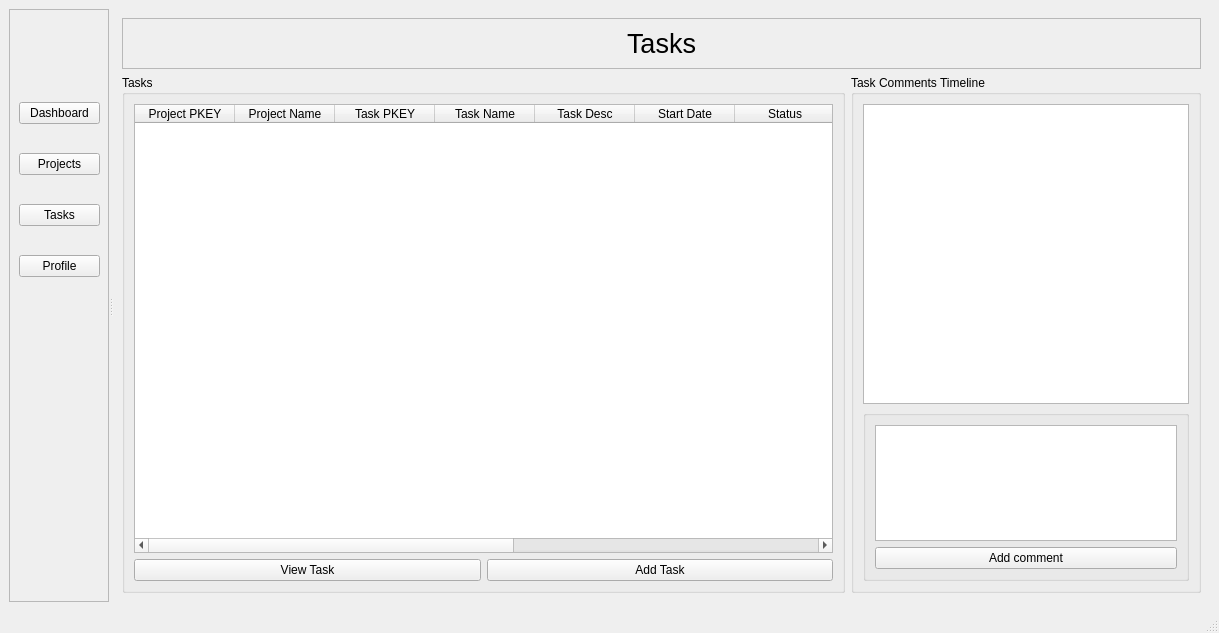
Above: ui/homeWindow.ui from yasar12123/Soft27101-PMS before the change. Below: the same form after it.
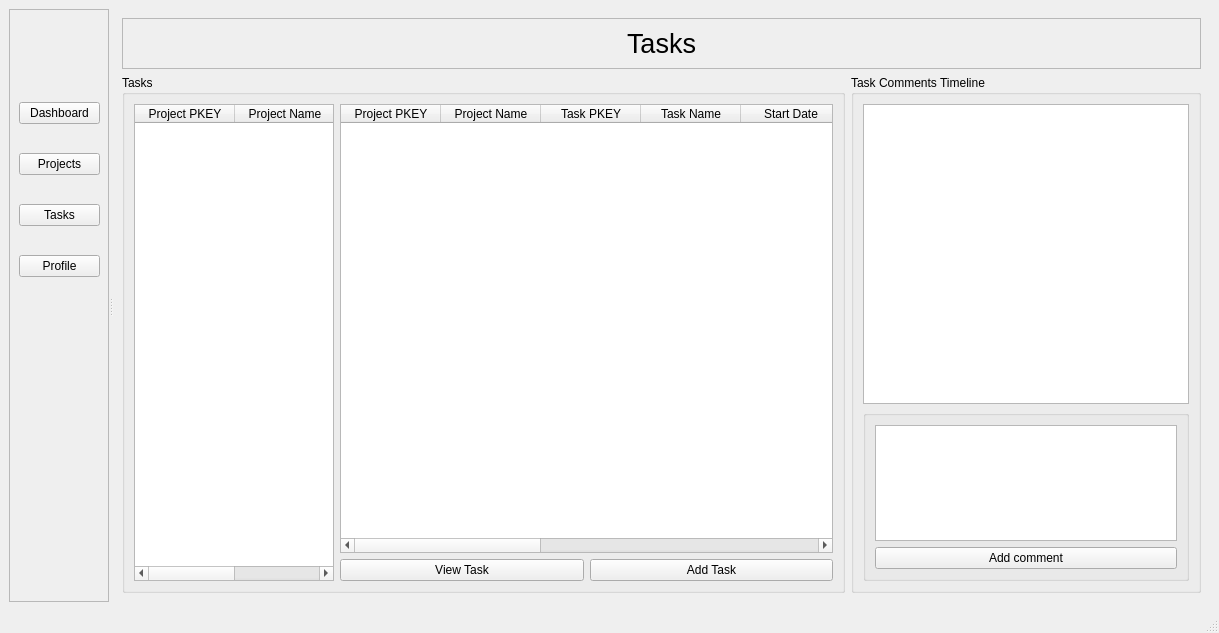
That is the form after the change. The open tabs and pages were chosen to show the change.

Commit message: programmed task dash tab to populate projects, tasks and comments

Patch:
```diff
--- a/ui/homeWindow.ui
+++ b/ui/homeWindow.ui
@@ -126,6 +126,9 @@
                 <property name="editTriggers">
                  <set>QAbstractItemView::NoEditTriggers</set>
                 </property>
+                <property name="sortingEnabled">
+                 <bool>true</bool>
+                </property>
                 <column>
                  <property name="text">
                   <string>Project PKEY</string>
@@ -188,6 +191,9 @@
                 <property name="editTriggers">
                  <set>QAbstractItemView::NoEditTriggers</set>
                 </property>
+                <property name="sortingEnabled">
+                 <bool>true</bool>
+                </property>
                 <column>
                  <property name="text">
                   <string>Task PKEY</string>
@@ -291,6 +297,9 @@
                   <property name="editTriggers">
                    <set>QAbstractItemView::NoEditTriggers</set>
                   </property>
+                  <property name="sortingEnabled">
+                   <bool>true</bool>
+                  </property>
                   <column>
                    <property name="text">
                     <string>Project PKEY</string>
@@ -481,6 +490,34 @@
              <property name="title">
               <string>Tasks</string>
              </property>
+             <layout class="QHBoxLayout" name="horizontalLayout_6">
+              <item>
+               <widget class="QTableWidget" name="taskProjectTable">
+                <property name="minimumSize">
+                 <size>
+                  <width>200</width>
+                  <height>0</height>
+                 </size>
+                </property>
+                <property name="editTriggers">
+                 <set>QAbstractItemView::NoEditTriggers</set>
+                </property>
+                <property name="sortingEnabled">
+                 <bool>true</bool>
+                </property>
+                <column>
+                 <property name="text">
+                  <string>Project PKEY</string>
+                 </property>
+                </column>
+                <column>
+                 <property name="text">
+                  <string>Project Name</string>
+                 </property>
+                </column>
+               </widget>
+              </item>
+              <item>
              <layout class="QVBoxLayout" name="verticalLayout_14">
               <item>
                <widget class="QTableWidget" name="TaskAllTable">
@@ -502,6 +539,9 @@
                 <property name="editTriggers">
                  <set>QAbstractItemView::NoEditTriggers</set>
                 </property>
+                  <property name="sortingEnabled">
+                   <bool>true</bool>
+                  </property>
                 <column>
                  <property name="text">
                   <string>Project PKEY</string>
@@ -522,11 +562,6 @@
                   <string>Task Name</string>
                  </property>
                 </column>
-                <column>
-                 <property name="text">
-                  <string>Task Desc</string>
-                 </property>
-                </column>
                 <column>
                  <property name="text">
                   <string>Start Date</string>
@@ -574,6 +609,8 @@
                    <string>Add Task</string>
                   </property>
                  </widget>
+                  </item>
+                 </layout>
                 </item>
                </layout>
               </item>
```
Lines whose indentation alone changed are shown as unchanged. The commit also changes 25 other files.
